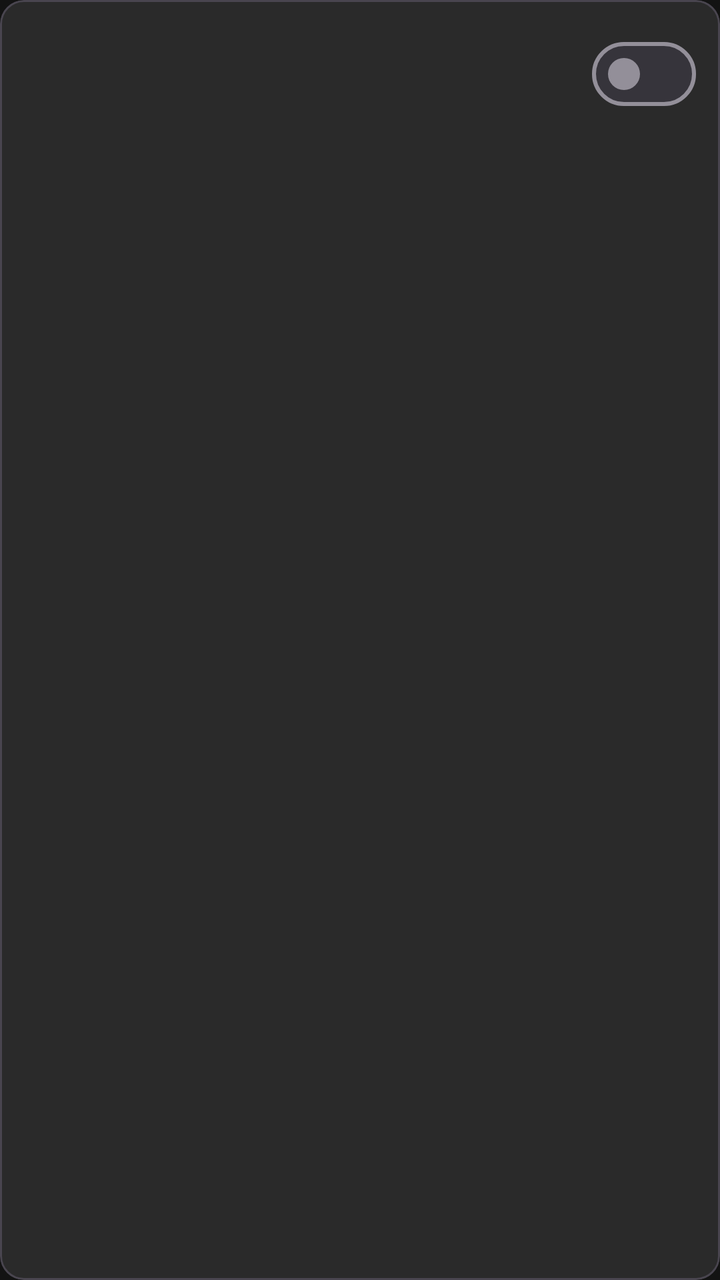
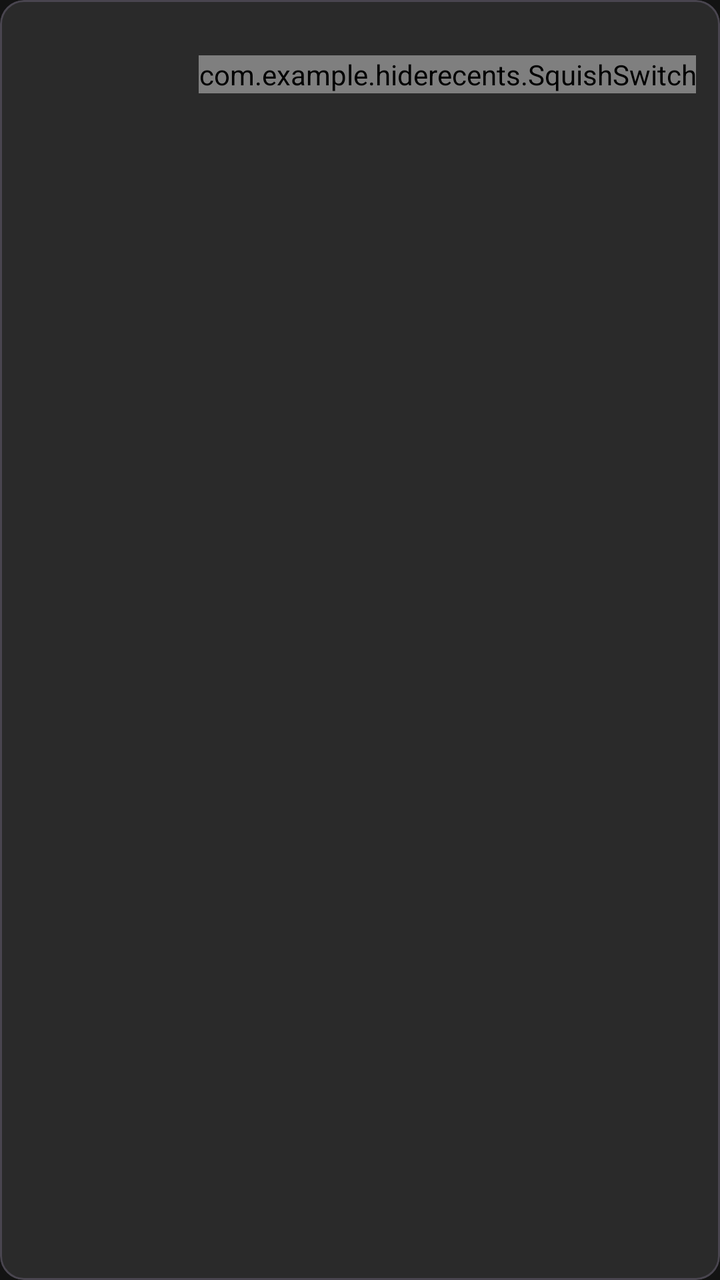

An Android layout rendered at two revisions. The XML below is the earlier revision; the diff shows what the commit changed to produce the second picture.
<!-- AndroidManifest.xml: application theme Theme.HideRecents -->
<!-- res/layout/item_accessibility_service.xml -->
<?xml version="1.0" encoding="utf-8"?>
<com.google.android.material.card.MaterialCardView xmlns:android="http://schemas.android.com/apk/res/android"
    xmlns:app="http://schemas.android.com/apk/res-auto"
    android:layout_width="match_parent"
    android:layout_height="wrap_content"
    android:layout_marginHorizontal="16dp"
    android:layout_marginVertical="4dp"
    app:cardBackgroundColor="@color/surface_container_high"
    app:cardCornerRadius="12dp"
    app:cardElevation="0dp">

    <LinearLayout
        android:layout_width="match_parent"
        android:layout_height="wrap_content"
        android:orientation="horizontal"
        android:gravity="center_vertical"
        android:padding="12dp">

        <ImageView
            android:id="@+id/ivIcon"
            android:layout_width="40dp"
            android:layout_height="40dp"
            android:contentDescription="icon" />

        <LinearLayout
            android:layout_width="0dp"
            android:layout_height="wrap_content"
            android:layout_weight="1"
            android:orientation="vertical"
            android:layout_marginStart="12dp"
            android:layout_marginEnd="8dp">

            <TextView
                android:id="@+id/tvAppName"
                android:layout_width="wrap_content"
                android:layout_height="wrap_content"
                android:textSize="14sp"
                android:textColor="@color/on_surface"
                android:maxLines="1"
                android:ellipsize="end" />

            <TextView
                android:id="@+id/tvServiceName"
                android:layout_width="wrap_content"
                android:layout_height="wrap_content"
                android:textSize="11sp"
                android:textColor="@color/on_surface_variant"
                android:maxLines="1"
                android:ellipsize="end" />

            <TextView
                android:id="@+id/tvDescription"
                android:layout_width="wrap_content"
                android:layout_height="wrap_content"
                android:textSize="11sp"
                android:textColor="@color/on_surface_variant"
                android:maxLines="2"
                android:ellipsize="end"
                android:layout_marginTop="2dp"
                android:visibility="gone" />

            <TextView
                android:id="@+id/tvStatus"
                android:layout_width="wrap_content"
                android:layout_height="wrap_content"
                android:textSize="11sp"
                android:textColor="@color/primary"
                android:layout_marginTop="2dp" />
        </LinearLayout>

        <com.google.android.material.materialswitch.MaterialSwitch
            android:id="@+id/switchEnabled"
            android:layout_width="wrap_content"
            android:layout_height="wrap_content" />
    </LinearLayout>
</com.google.android.material.card.MaterialCardView>
<!-- resources referenced by this layout -->
<resources>
  <color name="on_surface">#FFE5E2E1</color>
  <color name="on_surface_variant">#FFC2C6D7</color>
  <color name="primary">#FFB0C6FF</color>
  <color name="surface_container_high">#FF2A2A2A</color>
  <style name="Theme.HideRecents" parent="Theme.Material3.Dark.NoActionBar">
          <item name="colorPrimary">@color/primary</item>
          <item name="colorOnPrimary">@color/on_primary</item>
          <item name="colorPrimaryContainer">@color/primary_container</item>
          <item name="colorOnPrimaryContainer">@color/on_surface</item>
          <item name="colorSecondary">@color/secondary</item>
          <item name="colorOnSecondary">@color/on_secondary</item>
          <item name="colorSecondaryContainer">@color/secondary_container</item>
          <item name="colorOnSecondaryContainer">@color/on_secondary_container</item>
          <item name="android:colorBackground">@color/background</item>
          <item name="colorOnBackground">@color/on_surface</item>
          <item name="colorSurface">@color/surface</item>
          <item name="colorOnSurface">@color/on_surface</item>
          <item name="colorSurfaceVariant">@color/surface_variant</item>
          <item name="colorOnSurfaceVariant">@color/on_surface_variant</item>
          <item name="colorError">@color/error</item>
          <item name="colorOnError">@color/on_error</item>
          <item name="android:statusBarColor">@color/background</item>
          <item name="android:navigationBarColor">@color/background</item>
          <item name="android:windowLightStatusBar">false</item>
      </style>
  <color name="on_primary">#FF002D6E</color>
  <color name="primary_container">#FF558DFF</color>
  <color name="secondary">#FFBDF4FF</color>
  <color name="on_secondary">#FF00363D</color>
  <color name="secondary_container">#FF00E3FD</color>
  <color name="on_secondary_container">#FF00616D</color>
  <color name="background">#FF131313</color>
  <color name="surface">#FF131313</color>
  <color name="surface_variant">#FF353535</color>
  <color name="error">#FFFFB4AB</color>
  <color name="on_error">#FF690005</color>
</resources>

<!-- the commit's change to res/layout/item_accessibility_service.xml (unified diff, before → after) -->
@@ -68,7 +68,7 @@
                 android:layout_marginTop="2dp" />
         </LinearLayout>
 
-        <com.google.android.material.materialswitch.MaterialSwitch
+        <com.example.hiderecents.SquishSwitch
             android:id="@+id/switchEnabled"
             android:layout_width="wrap_content"
             android:layout_height="wrap_content" />
